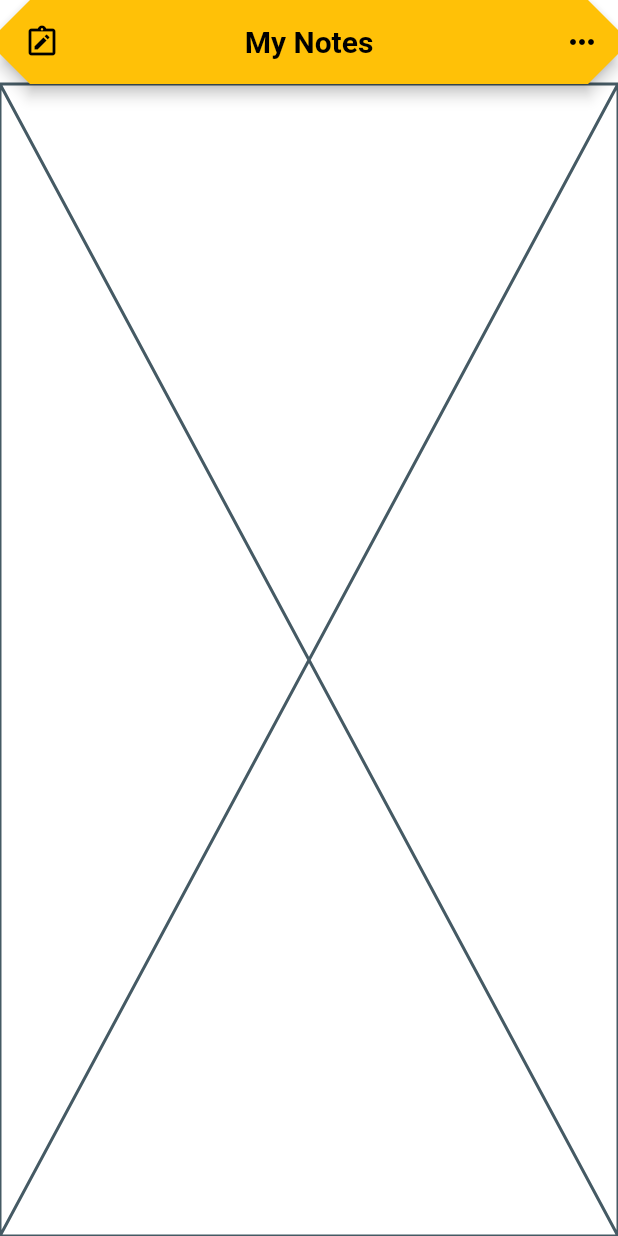
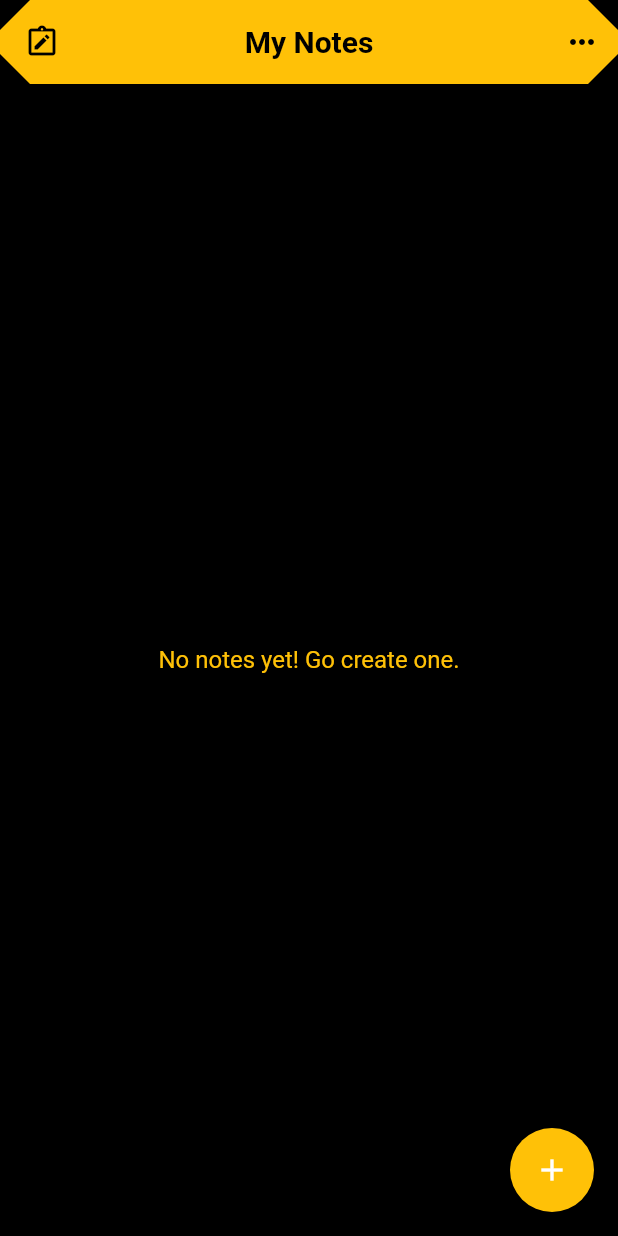
Before and after one commit to Diptonil/cloud-notes, a Flutter app: the HomeScreen screen opened by its route, on a phone screen of 412 x 824 dp. Run offline on Flutter 3.47's test engine with Material 2 defaults, Android fonts, the light colour scheme and no system bars; our stand-ins replace firebase_auth, firebase_core, hive_flutter; accounts and stored records are empty; Roboto replaces fonts that are missing (Quicksand).

Commit message:
Introduce notes fetch system

```diff
--- a/lib/utils/constants.dart
+++ b/lib/utils/constants.dart
@@ -1,8 +1,17 @@
 // Routes
+import 'package:flutter/material.dart';
+
+
+const String createNoteRoute = '/note/create';
 const String homeRoute = '/home';
 const String loginRoute = '/login';
 const String registerRoute = '/register';
 const String verifyEmail = '/verify-email';
+
+
+// Colours
+const Color primaryTextColor = Colors.amber;
+const Color secondaryTextColor = Colors.black;
 
 
 // Database
--- a/lib/utils/login.dart
+++ b/lib/utils/login.dart
@@ -11,7 +11,7 @@ void authLogin(BuildContext context, String email, String password) async {
     final user = AuthService.firebase().currentUser;
     if (user?.isEmailVerified ?? false) {
       if (context.mounted) {
-        Navigator.of(context).pushNamedAndRemoveUntil(homeRoute, (route) => false);
+        Navigator.of(context).pushNamedAndRemoveUntil(homeRoute, (route) => false, arguments: email);
       }
     } else {
       if (context.mounted) {
--- a/lib/widgets/appbar.dart
+++ b/lib/widgets/appbar.dart
@@ -1,7 +1,6 @@
 import 'package:flutter/material.dart';
 import 'package:cloudnotes/utils/constants.dart';
 import 'package:cloudnotes/utils/logout.dart';
-import 'dart:developer' as devtools show log;
 import 'package:cloudnotes/widgets/auth/dialogs.dart';
 
 enum MenuItem {
@@ -21,8 +20,8 @@ class AnonymousUserAppBar extends StatelessWidget
       titleSpacing: 0,
       centerTitle: true,
       leading: const Icon(Icons.note_alt_outlined),
-      foregroundColor: Colors.black,
-      backgroundColor: Colors.amber,
+      foregroundColor: secondaryTextColor,
+      backgroundColor: primaryTextColor,
       shape: BeveledRectangleBorder(borderRadius: BorderRadius.circular(20)),
       title: const Text(
         _title,
@@ -50,8 +49,8 @@ class BaseAppBar extends StatelessWidget implements PreferredSizeWidget {
       titleSpacing: 0,
       centerTitle: true,
       leading: const Icon(Icons.note_alt_outlined),
-      foregroundColor: Colors.black,
-      backgroundColor: Colors.amber,
+      foregroundColor: secondaryTextColor,
+      backgroundColor: primaryTextColor,
       shape: BeveledRectangleBorder(borderRadius: BorderRadius.circular(20)),
       title: const Text(
         _title,
@@ -94,7 +93,6 @@ class _PopupMenuState extends State<PopupMenu> {
         switch (value) {
           case MenuItem.logout:
             bool shouldLogout = await showLogoutDialog(context);
-            devtools.log(shouldLogout.toString());
             print(shouldLogout);
             logout(shouldLogout);
             if (context.mounted && shouldLogout) {
--- a/lib/widgets/notes/body.dart
+++ b/lib/widgets/notes/body.dart
@@ -1,8 +1,13 @@
+import 'package:cloudnotes/services/database/services.dart';
+import 'package:cloudnotes/widgets/notes/cards.dart';
 import 'package:flutter/material.dart';
+
+import '../../utils/constants.dart';
 
 
 class HomeBody extends StatefulWidget {
-  const HomeBody({super.key});
+  final String? email;
+  const HomeBody({Key? key, required this.email}) : super(key: key);
 
   @override
   State<HomeBody> createState() => _HomeBodyState();
@@ -12,6 +17,42 @@ class HomeBody extends StatefulWidget {
 class _HomeBodyState extends State<HomeBody> {
   @override
   Widget build(BuildContext context) {
+    final note = getNotes(widget.email);
+    return note.isEmpty?
+    const Center(
+      child: Text(
+        'No notes yet! Go create one.',
+        style: TextStyle(
+          fontSize: 16,
+          color: primaryTextColor
+        ),
+      ),
+    ) :
+    ListView.builder(
+      itemCount: 0,
+      itemBuilder: (context, index) {
+        return NoteCard(
+          title: note[index]['title'],
+          content: note[index]['content'],
+          date: note[index]['date']
+        );
+      },
+    );
+  }
+}
+
+
+class CreateNoteBody extends StatefulWidget {
+  const CreateNoteBody({super.key});
+
+  @override
+  State<CreateNoteBody> createState() => _CreateNoteBodyState();
+}
+
+
+class _CreateNoteBodyState extends State<CreateNoteBody> {
+  @override
+  Widget build(BuildContext context) {
     return const Placeholder();
   }
 }
--- /dev/null
+++ b/lib/widgets/notes/buttons.dart
@@ -0,0 +1,24 @@
+import 'package:cloudnotes/utils/constants.dart';
+import 'package:flutter/material.dart';
+
+
+class CreateNoteFloatingActionButton extends StatefulWidget {
+  const CreateNoteFloatingActionButton({super.key});
+
+  @override
+  State<CreateNoteFloatingActionButton> createState() => _CreateNoteFloatingActionButtonState();
+}
+
+
+class _CreateNoteFloatingActionButtonState extends State<CreateNoteFloatingActionButton> {
+  @override
+  Widget build(BuildContext context) {
+    return FloatingActionButton(
+      onPressed: () {
+        Navigator.of(context).pushNamedAndRemoveUntil(createNoteRoute, (route) => false);
+      },
+      backgroundColor: primaryTextColor,
+      child: const Icon(Icons.add),
+    );
+  }
+}
--- a/lib/widgets/notes/screens.dart
+++ b/lib/widgets/notes/screens.dart
@@ -1,5 +1,7 @@
+import 'package:cloudnotes/utils/constants.dart';
 import 'package:cloudnotes/widgets/appbar.dart';
 import 'package:cloudnotes/widgets/notes/body.dart';
+import 'package:cloudnotes/widgets/notes/buttons.dart';
 import 'package:flutter/material.dart';
 
 
@@ -8,10 +10,26 @@ class HomeScreen extends StatelessWidget {
 
   @override
   Widget build(BuildContext context) {
-    return const Scaffold(
-      backgroundColor: Colors.white,
-      appBar: BaseAppBar(),
-      body: Center(child: HomeBody()),
+    final String? email = ModalRoute.of(context)?.settings.arguments.toString();
+    return Scaffold(
+      backgroundColor: secondaryTextColor,
+      appBar: const BaseAppBar(),
+      body: Center(child: HomeBody(email: email)),
+      floatingActionButton: const CreateNoteFloatingActionButton(),
     );
   }
 }
+
+
+class CreateNoteScreen extends StatelessWidget {
+  const CreateNoteScreen({super.key});
+
+  @override
+  Widget build(BuildContext context) {
+    return const Scaffold(
+      backgroundColor: secondaryTextColor,
+      appBar: BaseAppBar(),
+      body: Center(child: CreateNoteBody()),
+    );
+  }
+}
--- a/pubspec.yaml
+++ b/pubspec.yaml
@@ -37,6 +37,7 @@ dependencies:
   path: ^1.8.2
   hive: ^2.2.3
   hive_flutter: ^1.1.0
+  intl: ^0.18.1
 
 dev_dependencies:
   flutter_test:
```
Also changed, not shown: lib/main.dart (+5 -2 lines), lib/services/database/providers.dart (added, +27 -0 lines), lib/services/database/services.dart (+4 -41 lines), lib/widgets/auth/buttons.dart (+20 -6 lines), lib/widgets/auth/screens.dart (+4 -3 lines), lib/widgets/auth/textfields.dart (+61 -6 lines), lib/widgets/notes/cards.dart (added, +61 -0 lines), pubspec.lock.
